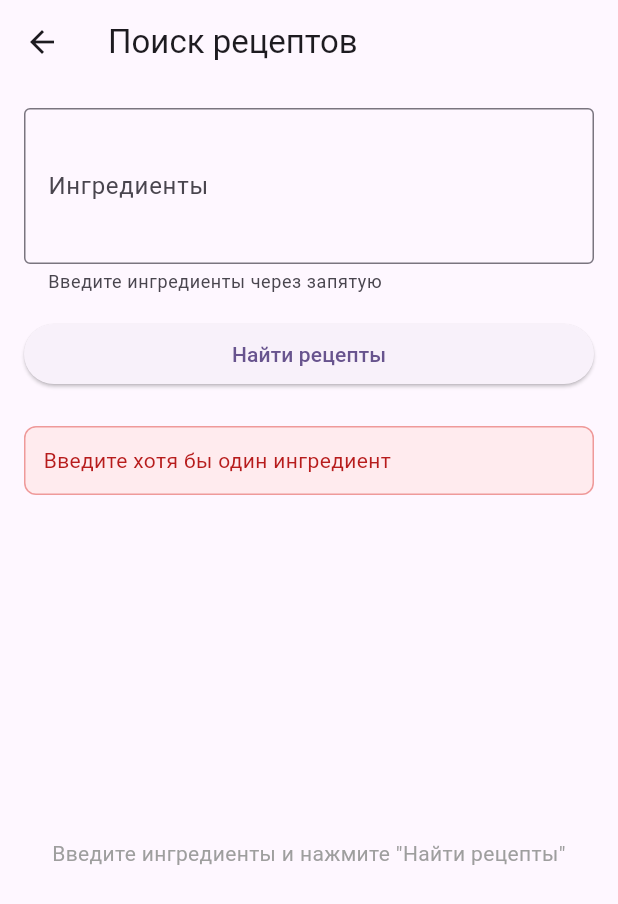
After one commit to denisglubuchik/AI-Chef, a Flutter app: the RecipeSearchPage screen opened by its route, after a tap on "Найти рецепты", on a phone screen of 412 x 824 dp. The commit adds this screen. Shown: the top 904 px of the screen. Run offline on Flutter 3.47's test engine with Material 3 defaults, Android fonts, the phone set to English and light mode, and no system bars; our stand-ins replace flutter_dotenv, supabase_flutter; accounts and stored records are empty; network calls fail.

Commit message:
ui генерации рецептов

```diff
--- a/flutter_app/lib/main.dart
+++ b/flutter_app/lib/main.dart
@@ -6,6 +6,7 @@ import 'splash_page.dart';
 import 'auth/sign_in_page.dart';
 import 'auth/sign_up_page.dart';
 import 'home_page.dart';
+import 'recipe_search_page.dart';
 
 Future<void> main() async {
   WidgetsFlutterBinding.ensureInitialized();
@@ -34,6 +35,7 @@ class MyApp extends StatelessWidget {
         Routes.signin: (_) => const SignInPage(),
         Routes.signup: (_) => const SignUpPage(),
         Routes.home: (_) => const HomePage(),
+        Routes.recipeSearch: (_) => const RecipeSearchPage(),
       },
       initialRoute: Routes.splash,
     );
--- /dev/null
+++ b/flutter_app/lib/recipe_search_page.dart
@@ -0,0 +1,209 @@
+import 'package:flutter/material.dart';
+import 'dart:convert';
+import 'package:http/http.dart' as http;
+import 'recipe_detail_page.dart';
+
+class RecipeSearchPage extends StatefulWidget {
+  const RecipeSearchPage({super.key});
+
+  @override
+  State<RecipeSearchPage> createState() => _RecipeSearchPageState();
+}
+
+class _RecipeSearchPageState extends State<RecipeSearchPage> {
+  final TextEditingController _ingredientsController = TextEditingController();
+  List<RecipeSuggestion> _recipes = [];
+  bool _isLoading = false;
+  String? _errorMessage;
+
+  @override
+  void dispose() {
+    _ingredientsController.dispose();
+    super.dispose();
+  }
+
+  Future<void> _searchRecipes() async {
+    final ingredientsText = _ingredientsController.text.trim();
+
+    if (ingredientsText.isEmpty) {
+      setState(() {
+        _errorMessage = 'Введите хотя бы один ингредиент';
+      });
+      return;
+    }
+
+    setState(() {
+      _isLoading = true;
+      _errorMessage = null;
+      _recipes = [];
+    });
+
+    try {
+      // Разделяем ингредиенты по запятым
+      final ingredients = ingredientsText
+          .split(',')
+          .map((e) => e.trim())
+          .where((e) => e.isNotEmpty)
+          .toList();
+
+      // TODO: Заменить на реальный URL вашего backend
+      final url = Uri.parse('http://localhost:8000/agent/suggest-meals');
+
+      final response = await http.post(
+        url,
+        headers: {'Content-Type': 'application/json'},
+        body: json.encode({'ingredients': ingredients}),
+      );
+
+      if (response.statusCode == 200) {
+        final data = json.decode(response.body);
+        final dishes = data['dishes'] as List;
+
+        setState(() {
+          _recipes = dishes.map((s) => RecipeSuggestion.fromJson(s)).toList();
+          _isLoading = false;
+        });
+      } else {
+        setState(() {
+          _errorMessage = 'Ошибка: ${response.statusCode}';
+          _isLoading = false;
+        });
+      }
+    } catch (e) {
+      setState(() {
+        _errorMessage = 'Ошибка соединения: $e';
+        _isLoading = false;
+      });
+    }
+  }
+
+  @override
+  Widget build(BuildContext context) {
+    return Scaffold(
+      appBar: AppBar(title: const Text('Поиск рецептов')),
+      body: Padding(
+        padding: const EdgeInsets.all(16.0),
+        child: Column(
+          crossAxisAlignment: CrossAxisAlignment.stretch,
+          children: [
+            TextField(
+              controller: _ingredientsController,
+              decoration: const InputDecoration(
+                labelText: 'Ингредиенты',
+                hintText: 'Например: курица, рис, морковь',
+                helperText: 'Введите ингредиенты через запятую',
+                border: OutlineInputBorder(),
+              ),
+              maxLines: 3,
+            ),
+            const SizedBox(height: 16),
+            ElevatedButton(
+              onPressed: _isLoading ? null : _searchRecipes,
+              child: _isLoading
+                  ? const SizedBox(
+                      height: 20,
+                      width: 20,
+                      child: CircularProgressIndicator(strokeWidth: 2),
+                    )
+                  : const Text('Найти рецепты'),
+            ),
+            const SizedBox(height: 24),
+            if (_errorMessage != null)
+              Container(
+                padding: const EdgeInsets.all(12),
+                decoration: BoxDecoration(
+                  color: Colors.red.shade50,
+                  borderRadius: BorderRadius.circular(8),
+                  border: Border.all(color: Colors.red.shade200),
+                ),
+                child: Text(
+                  _errorMessage!,
+                  style: TextStyle(color: Colors.red.shade900),
+                ),
+              ),
+            if (_recipes.isNotEmpty) ...[
+              const Text(
+                'Найденные рецепты:',
+                style: TextStyle(fontSize: 18, fontWeight: FontWeight.bold),
+              ),
+              const SizedBox(height: 12),
+            ],
+            Expanded(
+              child: _recipes.isEmpty && !_isLoading
+                  ? const Center(
+                      child: Text(
+                        'Введите ингредиенты и нажмите "Найти рецепты"',
+                        style: TextStyle(color: Colors.grey),
+                        textAlign: TextAlign.center,
+                      ),
+                    )
+                  : ListView.builder(
+                      itemCount: _recipes.length,
+                      itemBuilder: (context, index) {
+                        final recipe = _recipes[index];
+                        return Card(
+                          margin: const EdgeInsets.only(bottom: 12),
+                          child: InkWell(
+                            onTap: () {
+                              Navigator.of(context).push(
+                                MaterialPageRoute(
+                                  builder: (context) =>
+                                      RecipeDetailPage(suggestion: recipe),
+                                ),
+                              );
+                            },
+                            borderRadius: BorderRadius.circular(12),
+                            child: Padding(
+                              padding: const EdgeInsets.all(16.0),
+                              child: Column(
+                                crossAxisAlignment: CrossAxisAlignment.start,
+                                children: [
+                                  Text(
+                                    recipe.title,
+                                    style: const TextStyle(
+                                      fontSize: 18,
+                                      fontWeight: FontWeight.bold,
+                                    ),
+                                  ),
+                                  const SizedBox(height: 8),
+                                  Text(
+                                    recipe.description,
+                                    style: TextStyle(
+                                      color: Colors.grey.shade700,
+                                      fontSize: 14,
+                                    ),
+                                  ),
+                                ],
+                              ),
+                            ),
+                          ),
+                        );
+                      },
+                    ),
+            ),
+          ],
+        ),
+      ),
+    );
+  }
+}
+
+class RecipeSuggestion {
+  final String suggestionId;
+  final String title;
+  final String description;
+
+  RecipeSuggestion({
+    required this.suggestionId,
+    required this.title,
+    required this.description,
+  });
+
+  factory RecipeSuggestion.fromJson(Map<String, dynamic> json) {
+    return RecipeSuggestion(
+      suggestionId: json['suggestion_id'] ?? '',
+      title: json['title'] ?? 'Без названия',
+      description: json['short_description'] ?? '',
+    );
+  }
+}
--- a/flutter_app/lib/routes.dart
+++ b/flutter_app/lib/routes.dart
@@ -3,4 +3,5 @@ class Routes {
   static const String signin = '/signin';
   static const String signup = '/signup';
   static const String home = '/home';
+  static const String recipeSearch = '/recipe-search';
 }
--- a/flutter_app/pubspec.yaml
+++ b/flutter_app/pubspec.yaml
@@ -34,6 +34,9 @@ dependencies:
 
   # Добавлено: загрузка .env
   flutter_dotenv: ^5.1.0
+
+  # Добавлено: HTTP клиент
+  http: ^1.1.0
 
 dev_dependencies:
   flutter_test:
```
Also changed, not shown: flutter_app/lib/home_page.dart (+25 -2 lines), flutter_app/lib/recipe_detail_page.dart (added, +383 -0 lines), flutter_app/pubspec.lock, 36 other files.
